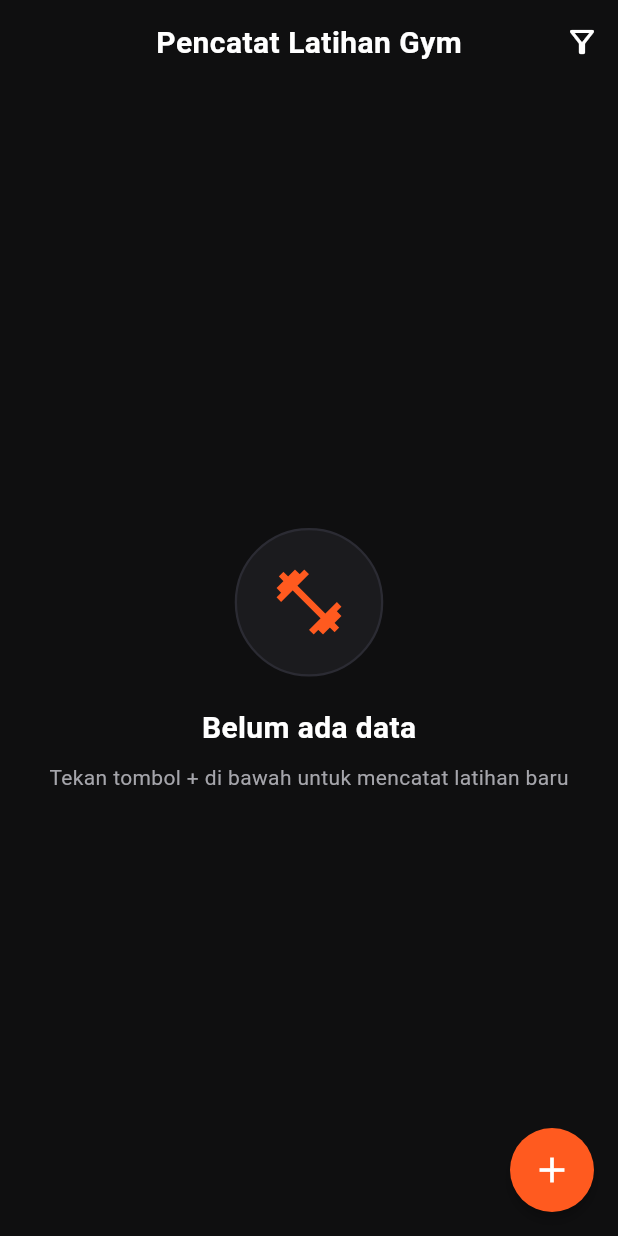
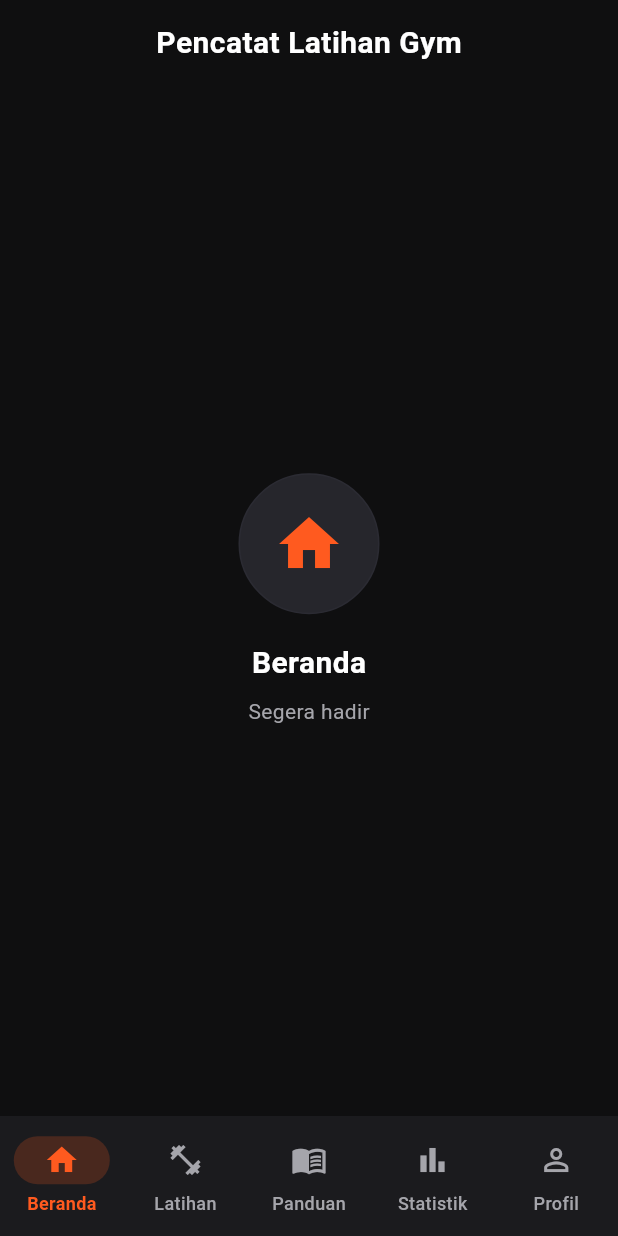
Before and after one commit to DewaKunz/latihan_gym, a Flutter app: the screen it shows after launch, on a phone screen of 412 x 824 dp. Run offline on Flutter 3.47's test engine with Material 3 defaults, Android fonts, the phone set to English and light mode, and no system bars; our stand-ins replace material_ui, shared_preferences.

Commit message:
Nambah NAvbar

```diff
--- a/lib/main.dart
+++ b/lib/main.dart
@@ -1,5 +1,5 @@
 import 'package:material_ui/material_ui.dart';
-import 'screens/daftar_latihan_page.dart';
+import 'screens/main_shell.dart';
 import 'theme/app_theme.dart';
 
 void main() {
@@ -15,7 +15,7 @@ class MyApp extends StatelessWidget {
       title: 'Pencatat Latihan Gym',
       debugShowCheckedModeBanner: false,
       theme: AppTheme.darkTheme,
-      home: const DaftarLatihanPage(),
+      home: const MainShell(),
     );
   }
 }
--- /dev/null
+++ b/lib/screens/beranda_page.dart
@@ -0,0 +1,55 @@
+import 'package:material_ui/material_ui.dart';
+import '../theme/app_theme.dart';
+
+// Halaman Beranda (home train)
+class BerandaPage extends StatelessWidget {
+  const BerandaPage({super.key});
+
+  @override
+  Widget build(BuildContext context) {
+    return Scaffold(
+      appBar: AppBar(
+        // Judul AppBar wajib persis "Pencatat Latihan Gym" sesuai aturan
+        title: const Text('Pencatat Latihan Gym'),
+        centerTitle: true,
+      ),
+      body: Center(
+        child: Column(
+          mainAxisAlignment: MainAxisAlignment.center,
+          children: [
+            Container(
+              padding: const EdgeInsets.all(22),
+              decoration: BoxDecoration(
+                color: AppTheme.surfaceLight,
+                shape: BoxShape.circle,
+                border: Border.all(color: AppTheme.border),
+              ),
+              child: const Icon(
+                Icons.home,
+                size: 48,
+                color: AppTheme.primary,
+              ),
+            ),
+            const SizedBox(height: 18),
+            const Text(
+              'Beranda',
+              style: TextStyle(
+                fontSize: 20,
+                fontWeight: FontWeight.bold,
+                color: Colors.white,
+              ),
+            ),
+            const SizedBox(height: 8),
+            const Text(
+              'Segera hadir',
+              style: TextStyle(
+                fontSize: 14,
+                color: AppTheme.textSecondary,
+              ),
+            ),
+          ],
+        ),
+      ),
+    );
+  }
+}
--- /dev/null
+++ b/lib/screens/main_shell.dart
@@ -0,0 +1,79 @@
+import 'package:material_ui/material_ui.dart';
+import 'beranda_page.dart';
+import 'daftar_latihan_page.dart';
+import 'panduan_page.dart';
+import 'profil_page.dart';
+import 'statistik_page.dart';
+
+// Shell utama aplikasi dengan NavigationBar (Material 3) dan IndexedStack
+class MainShell extends StatefulWidget {
+  const MainShell({super.key});
+
+  @override
+  State<MainShell> createState() => _MainShellState();
+}
+
+class _MainShellState extends State<MainShell> {
+  // Tab awal adalah Beranda (index 0)
+  int _selectedIndex = 0;
+
+  // Key unik untuk memicu pemuatan ulang data latihan saat tab Latihan dipilih
+  Key _latihanKey = UniqueKey();
+
+  void _onDestinationSelected(int index) {
+    setState(() {
+      _selectedIndex = index;
+      // Sinkronisasi data: jika tab Latihan dipilih, segarkan dengan memperbarui key
+      if (index == 1) {
+        _latihanKey = UniqueKey();
+      }
+    });
+  }
+
+  @override
+  Widget build(BuildContext context) {
+    return Scaffold(
+      body: IndexedStack(
+        index: _selectedIndex,
+        children: [
+          const BerandaPage(),
+          DaftarLatihanPage(key: _latihanKey),
+          const PanduanPage(),
+          const StatistikPage(),
+          const ProfilPage(),
+        ],
+      ),
+      bottomNavigationBar: NavigationBar(
+        selectedIndex: _selectedIndex,
+        onDestinationSelected: _onDestinationSelected,
+        destinations: const [
+          NavigationDestination(
+            icon: Icon(Icons.home_outlined),
+            selectedIcon: Icon(Icons.home),
+            label: 'Beranda',
+          ),
+          NavigationDestination(
+            icon: Icon(Icons.fitness_center_outlined),
+            selectedIcon: Icon(Icons.fitness_center),
+            label: 'Latihan',
+          ),
+          NavigationDestination(
+            icon: Icon(Icons.menu_book_outlined),
+            selectedIcon: Icon(Icons.menu_book),
+            label: 'Panduan',
+          ),
+          NavigationDestination(
+            icon: Icon(Icons.bar_chart_outlined),
+            selectedIcon: Icon(Icons.bar_chart),
+            label: 'Statistik',
+          ),
+          NavigationDestination(
+            icon: Icon(Icons.person_outline),
+            selectedIcon: Icon(Icons.person),
+            label: 'Profil',
+          ),
+        ],
+      ),
+    );
+  }
+}
--- a/lib/theme/app_theme.dart
+++ b/lib/theme/app_theme.dart
@@ -122,6 +122,31 @@ class AppTheme {
         ),
         behavior: SnackBarBehavior.floating,
       ),
+      navigationBarTheme: NavigationBarThemeData(
+        backgroundColor: surface,
+        elevation: 0,
+        indicatorColor: primary.withValues(alpha: 0.2),
+        labelTextStyle: WidgetStateProperty.resolveWith((states) {
+          if (states.contains(WidgetState.selected)) {
+            return const TextStyle(
+              fontSize: 12,
+              fontWeight: FontWeight.bold,
+              color: primary,
+            );
+          }
+          return const TextStyle(
+            fontSize: 12,
+            fontWeight: FontWeight.w500,
+            color: textSecondary,
+          );
+        }),
+        iconTheme: WidgetStateProperty.resolveWith((states) {
+          if (states.contains(WidgetState.selected)) {
+            return const IconThemeData(color: primary);
+          }
+          return const IconThemeData(color: textSecondary);
+        }),
+      ),
     );
   }
 }
```
Also changed, not shown: lib/screens/panduan_page.dart (added, +54 -0 lines), lib/screens/profil_page.dart (added, +54 -0 lines), lib/screens/statistik_page.dart (added, +54 -0 lines).
